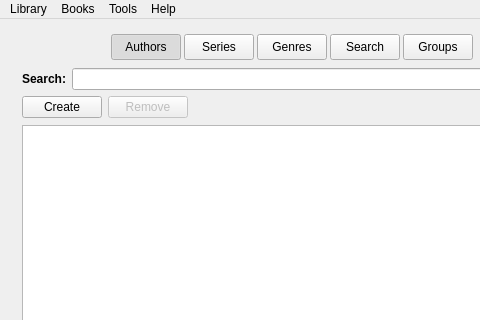
The window that freeLib/src/mainwindow.ui (vpoluyaktov/freeLib) describes before a commit, drawn with Qt 5; both pictures show x 0 to 480 and y 0 to 320 of the 1297 by 733 pixel window.
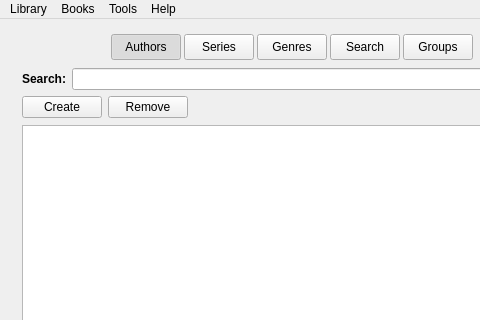
The same window after the commit. Icons and pictures are not drawn.

Commit message: Improved (MainWindow::AddGroupToList()): Сделана установка доступности/недоступности кнопки Удалить Группу при загрузке программы.

```diff
--- a/freeLib/src/mainwindow.ui
+++ b/freeLib/src/mainwindow.ui
@@ -838,7 +838,7 @@
                   <item>
                    <widget class="QPushButton" name="btnGrouRemove">
                     <property name="enabled">
-                     <bool>false</bool>
+                     <bool>true</bool>
                     </property>
                     <property name="toolTip">
                      <string>Deleting a selected group</string>
```
The commit also changes 1 other file.
